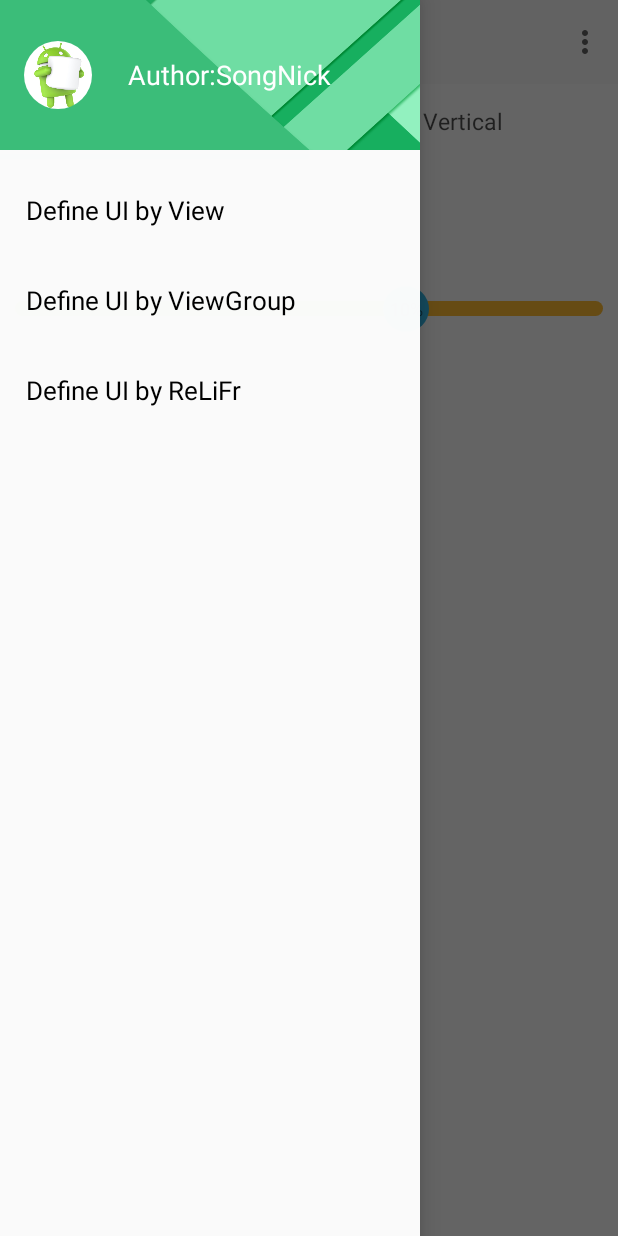
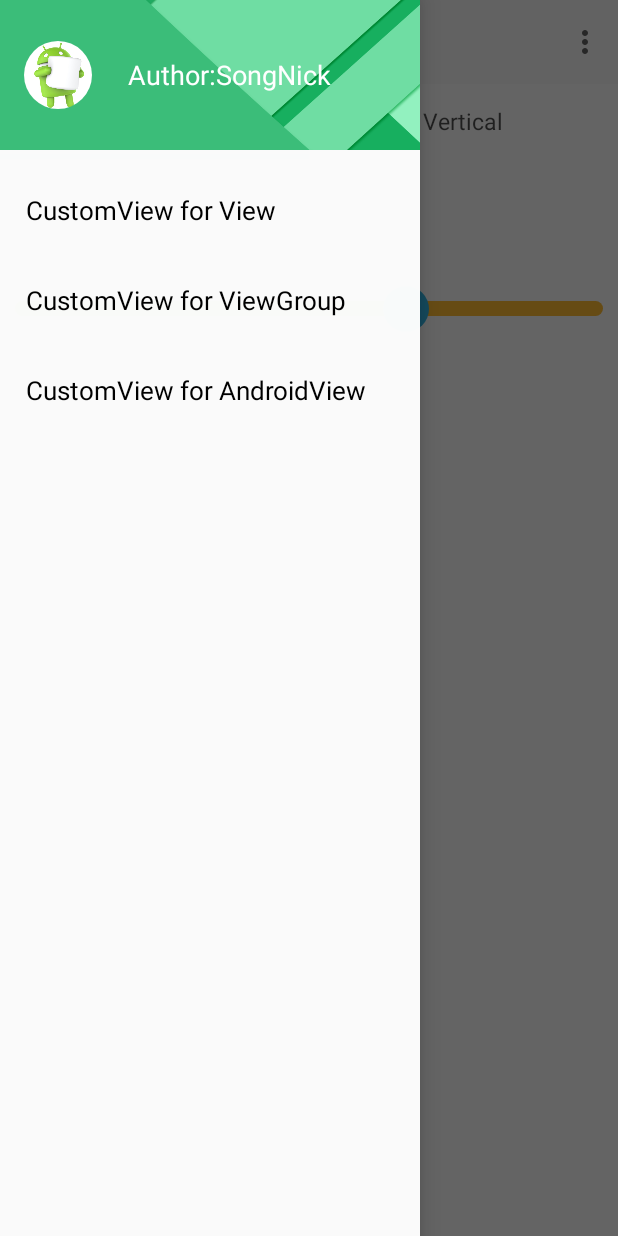
Before and after one commit to songnick/CircleBar, an Android app: the fragment AndView4CustomViewFragment placed in its activity, with the side drawer open, on a phone screen of 412 x 824 dp. Run offline under Robolectric (Android 15) with nearby library versions, the phone set to English and light mode, and no system bars; pictures from the network do not load.

Commit message:
change some indicator

```diff
--- a/app/src/main/res/layout/fragment_navigation_drawer.xml
+++ b/app/src/main/res/layout/fragment_navigation_drawer.xml
@@ -81,7 +81,7 @@
                     android:paddingEnd="0dp"
                     android:paddingLeft="17dp"
                     android:paddingRight="0dp"
-                    android:text="Define UI by View"
+                    android:text="CustomView for View"
                     android:textSize="17sp" />
 
 
@@ -96,7 +96,7 @@
                 android:drawablePadding="15dp"
                 android:paddingLeft="17dp"
                 android:paddingRight="0dp"
-                android:text="Define UI by ViewGroup"
+                android:text="CustomView for ViewGroup"
                 android:textSize="17sp" />
 
             <RadioButton
@@ -110,7 +110,7 @@
                 android:paddingLeft="17dp"
                 android:paddingRight="0dp"
 
-                android:text="Define UI by ReLiFr"
+                android:text="CustomView for AndroidView"
                 android:textSize="17sp" />
 
         </LinearLayout>
--- a/library/src/main/java/com/github/songnick/androidview/IndicatorRadioButton.java
+++ b/library/src/main/java/com/github/songnick/androidview/IndicatorRadioButton.java
@@ -41,6 +41,7 @@ public class IndicatorRadioButton extends RadioButton {
 	protected void onDraw(Canvas canvas) {
 		super.onDraw(canvas);
 		int height = getMeasuredHeight();
+		//the indicator's height
 		int indicatorHeight = getResources().getDimensionPixelSize(R.dimen.radio_button_indicator_height);
 		if (isChecked()){
 			mPaint.setColor(getCurrentTextColor());
--- a/library/src/main/java/com/github/songnick/androidview/SlidProgressbar.java
+++ b/library/src/main/java/com/github/songnick/androidview/SlidProgressbar.java
@@ -143,7 +143,7 @@ public class SlidProgressbar extends RelativeLayout {
         mThumb.setGravity(Gravity.CENTER);
         if (mThumbTextSize != 0)
         mThumb.setTextSize(mThumbTextSize);
-        mThumb.setText("10%");
+//        mThumb.setText("10%");
 
         mSecondBar = new LinearLayout(context);
 
@@ -186,7 +186,7 @@ public class SlidProgressbar extends RelativeLayout {
         if (mThumbTextSize != 0){
             mThumb.setTextSize(mThumbTextSize);
         }
-        mThumb.setText("10%");
+//        mThumb.setText("10%");
 
         mSecondBar = new LinearLayout(context);
         GradientDrawable secondDrawable = new GradientDrawable();
```
